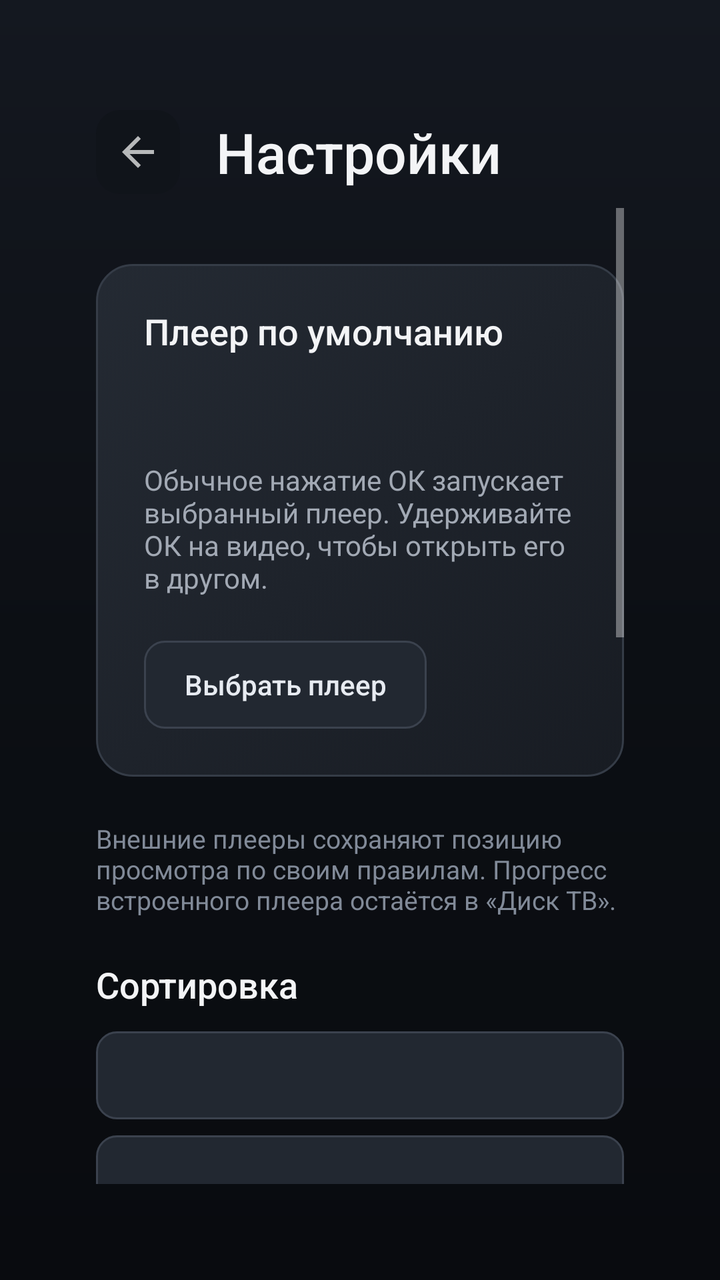
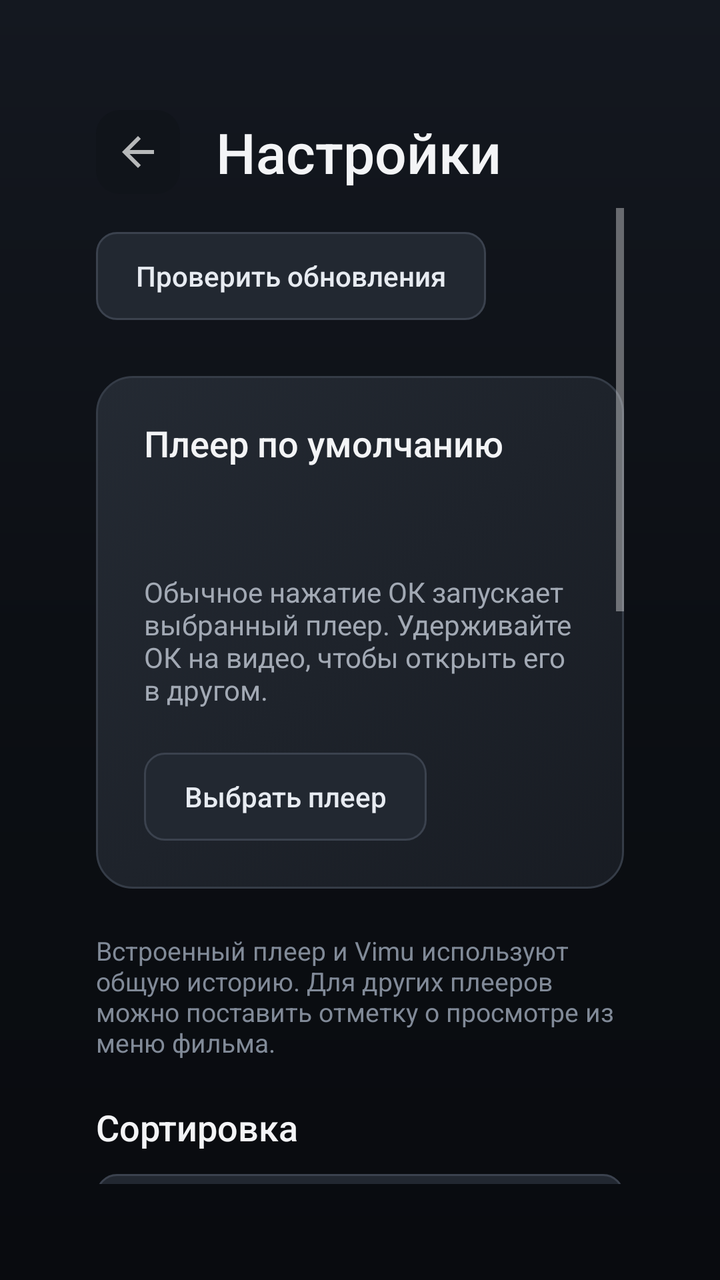

Two renders of the same Android screen: before a commit and after it. Below are the layout's source before the change and the commit's diff.
<!-- AndroidManifest.xml: application theme Theme.DiskTV -->
<!-- res/layout/activity_settings.xml -->
<LinearLayout xmlns:android="http://schemas.android.com/apk/res/android" android:layout_width="match_parent" android:layout_height="match_parent" android:background="@drawable/screen_bg" android:orientation="vertical" android:padding="48dp" android:paddingTop="28dp">
    <LinearLayout android:layout_width="match_parent" android:layout_height="56dp" android:orientation="horizontal" android:gravity="center_vertical">
        <ImageButton android:id="@+id/settingsBack" android:layout_width="42dp" android:layout_height="42dp" android:layout_marginEnd="18dp" android:background="@drawable/focus_tile" android:padding="11dp" android:src="@drawable/ic_up" android:contentDescription="@string/back"/>
        <TextView android:layout_width="match_parent" android:layout_height="wrap_content" android:text="@string/settings" android:textSize="28sp" android:fontFamily="sans-serif-medium" android:textColor="@color/text_white"/>
    </LinearLayout>
    <ScrollView android:layout_width="match_parent" android:layout_height="0dp" android:layout_weight="1"><LinearLayout android:layout_width="match_parent" android:layout_height="wrap_content" android:orientation="vertical">
    <LinearLayout android:layout_width="match_parent" android:layout_height="wrap_content" android:layout_marginTop="28dp" android:background="@drawable/card_bg" android:padding="24dp" android:orientation="vertical">
        <TextView style="@style/SectionTitle" android:text="@string/default_player"/>
        <TextView android:id="@+id/currentPlayer" android:layout_width="match_parent" android:layout_height="wrap_content" android:layout_marginTop="12dp" android:textSize="22sp" android:textColor="@color/text_white"/>
        <TextView android:layout_width="match_parent" android:layout_height="wrap_content" android:layout_marginTop="12dp" android:text="@string/default_player_hint" android:textSize="14sp" android:textColor="@color/text_dim"/>
        <Button android:id="@+id/chooseDefaultPlayer" style="@style/ActionButton" android:layout_width="wrap_content" android:layout_height="44dp" android:layout_marginTop="22dp" android:text="@string/choose_player"/>
    </LinearLayout>
    <TextView android:layout_width="match_parent" android:layout_height="wrap_content" android:layout_marginTop="22dp" android:text="@string/external_progress_hint" android:textSize="13sp" android:textColor="@color/text_mid"/>
    <TextView style="@style/SectionTitle" android:layout_marginTop="24dp" android:text="Сортировка"/>
    <Button android:id="@+id/sortField" style="@style/ActionButton" android:layout_width="match_parent" android:layout_height="44dp" android:layout_marginTop="12dp"/>
    <Button android:id="@+id/sortDirection" style="@style/ActionButton" android:layout_width="match_parent" android:layout_height="44dp" android:layout_marginTop="8dp"/>
    <Button android:id="@+id/sortFolders" style="@style/ActionButton" android:layout_width="match_parent" android:layout_height="44dp" android:layout_marginTop="8dp"/>
    <TextView style="@style/SectionTitle" android:layout_marginTop="28dp" android:text="Встроенный плеер"/>
    <Button android:id="@+id/audioLanguage" style="@style/ActionButton" android:layout_width="match_parent" android:layout_height="44dp" android:layout_marginTop="8dp"/>
    <Button android:id="@+id/subtitleLanguage" style="@style/ActionButton" android:layout_width="match_parent" android:layout_height="44dp" android:layout_marginTop="8dp"/>
    <Button android:id="@+id/subtitleSize" style="@style/ActionButton" android:layout_width="match_parent" android:layout_height="44dp" android:layout_marginTop="8dp"/>
    <Button android:id="@+id/subtitleStyle" style="@style/ActionButton" android:layout_width="match_parent" android:layout_height="44dp" android:layout_marginTop="8dp"/>
    <Button android:id="@+id/seekStep" style="@style/ActionButton" android:layout_width="match_parent" android:layout_height="44dp" android:layout_marginTop="8dp"/>
    <Button android:id="@+id/aspectMode" style="@style/ActionButton" android:layout_width="match_parent" android:layout_height="44dp" android:layout_marginTop="8dp"/>
    <Button android:id="@+id/networkBuffer" style="@style/ActionButton" android:layout_width="match_parent" android:layout_height="44dp" android:layout_marginTop="8dp"/>
    <Button android:id="@+id/frameMatching" style="@style/ActionButton" android:layout_width="match_parent" android:layout_height="44dp" android:layout_marginTop="8dp"/>
    <TextView android:layout_width="match_parent" android:layout_height="wrap_content" android:layout_marginTop="12dp" android:text="Частота подстраивается только в пределах текущего разрешения, если телевизор поддерживает подходящий режим. При смене режима возможно краткое затемнение." android:textSize="12sp" android:textColor="@color/text_dim"/>
    </LinearLayout></ScrollView>
</LinearLayout>
<!-- resources referenced by this layout -->
<resources>
  <color name="text_dim">#A2A9B4</color>
  <color name="text_mid">#818A98</color>
  <color name="text_white">#F3F4F6</color>
  <!-- drawable card_bg (drawable) -->
  <selector xmlns:android="http://schemas.android.com/apk/res/android">
      <item android:state_focused="true"><shape><gradient android:angle="315" android:startColor="#303743" android:endColor="#222831"/><stroke android:width="2dp" android:color="#F0F2F6"/><corners android:radius="18dp"/></shape></item>
      <item><shape><gradient android:angle="315" android:startColor="#242A33" android:endColor="#181C23"/><stroke android:width="1dp" android:color="#353C47"/><corners android:radius="18dp"/></shape></item>
  </selector>
  <!-- drawable focus_tile (drawable) -->
  <selector xmlns:android="http://schemas.android.com/apk/res/android">
      <item android:state_focused="true"><shape><solid android:color="#252B35"/><stroke android:width="2dp" android:color="#E8ECF2"/><corners android:radius="12dp"/></shape></item>
      <item><shape><solid android:color="#10141A"/><corners android:radius="12dp"/></shape></item>
  </selector>
  <!-- drawable ic_up (drawable) -->
  <vector xmlns:android="http://schemas.android.com/apk/res/android" android:width="24dp" android:height="24dp" android:viewportWidth="24" android:viewportHeight="24"><path android:fillColor="#B3FFFFFF" android:fillType="evenOdd" android:pathData="M20,11 H7.83 L13.42,5.41 L12,4 L4,12 L12,20 L13.42,18.59 L7.83,13 H20 Z"/></vector>
  <!-- drawable screen_bg (drawable) -->
  <shape xmlns:android="http://schemas.android.com/apk/res/android"><gradient android:angle="270" android:startColor="#141820" android:centerColor="#0C0F14" android:endColor="#090B0F"/></shape>
  <string name="back">Назад</string>
  <string name="choose_player">Выбрать плеер</string>
  <string name="default_player">Плеер по умолчанию</string>
  <string name="default_player_hint">Обычное нажатие ОК запускает выбранный плеер. Удерживайте ОК на видео, чтобы открыть его в другом.</string>
  <string name="external_progress_hint">Внешние плееры сохраняют позицию просмотра по своим правилам. Прогресс встроенного плеера остаётся в «Диск ТВ».</string>
  <string name="settings">Настройки</string>
  <style name="SectionTitle"><item name="android:layout_width">wrap_content</item><item name="android:layout_height">wrap_content</item><item name="android:textColor">@color/text_white</item><item name="android:textSize">18sp</item><item name="android:fontFamily">sans-serif-medium</item><item name="android:includeFontPadding">false</item></style>
  <style name="Theme.DiskTV" parent="Theme.AppCompat.NoActionBar">
          <item name="android:windowFullscreen">true</item><item name="android:windowBackground">@color/bg</item>
          <item name="android:colorBackground">@color/bg</item><item name="android:fontFamily">sans-serif</item>
          <item name="android:colorAccent">#E1E6EE</item><item name="colorAccent">#E1E6EE</item>
          <item name="android:windowAnimationStyle">@null</item><item name="android:windowLightStatusBar">false</item>
      </style>
  <!-- drawable button_bg (drawable) -->
  <selector xmlns:android="http://schemas.android.com/apk/res/android">
      <item android:state_focused="true"><shape><solid android:color="#F1F3F7"/><corners android:radius="10dp"/></shape></item>
      <item><shape><solid android:color="#222831"/><stroke android:width="1dp" android:color="#3B424E"/><corners android:radius="10dp"/></shape></item>
  </selector>
  <color name="bg">#090B0F</color>
  <!-- unchanged entries left out for length: 1 -->
</resources>

<!-- the commit's change to res/layout/activity_settings.xml (unified diff, before → after) -->
@@ -4,6 +4,9 @@
         <TextView android:layout_width="match_parent" android:layout_height="wrap_content" android:text="@string/settings" android:textSize="28sp" android:fontFamily="sans-serif-medium" android:textColor="@color/text_white"/>
     </LinearLayout>
     <ScrollView android:layout_width="match_parent" android:layout_height="0dp" android:layout_weight="1"><LinearLayout android:layout_width="match_parent" android:layout_height="wrap_content" android:orientation="vertical">
+    <Button android:id="@+id/checkUpdates" style="@style/ActionButton"
+        android:layout_width="wrap_content" android:layout_height="44dp"
+        android:layout_marginTop="12dp" android:text="@string/update_check"/>
     <LinearLayout android:layout_width="match_parent" android:layout_height="wrap_content" android:layout_marginTop="28dp" android:background="@drawable/card_bg" android:padding="24dp" android:orientation="vertical">
         <TextView style="@style/SectionTitle" android:text="@string/default_player"/>
         <TextView android:id="@+id/currentPlayer" android:layout_width="match_parent" android:layout_height="wrap_content" android:layout_marginTop="12dp" android:textSize="22sp" android:textColor="@color/text_white"/>
<!-- resource entries referenced after the edit -->
@@ -21,8 +21,9 @@
   <string name="choose_player">Выбрать плеер</string>
   <string name="default_player">Плеер по умолчанию</string>
   <string name="default_player_hint">Обычное нажатие ОК запускает выбранный плеер. Удерживайте ОК на видео, чтобы открыть его в другом.</string>
-  <string name="external_progress_hint">Внешние плееры сохраняют позицию просмотра по своим правилам. Прогресс встроенного плеера остаётся в «Диск ТВ».</string>
+  <string name="external_progress_hint">Встроенный плеер и Vimu используют общую историю. Для других плееров можно поставить отметку о просмотре из меню фильма.</string>
   <string name="settings">Настройки</string>
+  <string name="update_check">Проверить обновления</string>
   <style name="SectionTitle"><item name="android:layout_width">wrap_content</item><item name="android:layout_height">wrap_content</item><item name="android:textColor">@color/text_white</item><item name="android:textSize">18sp</item><item name="android:fontFamily">sans-serif-medium</item><item name="android:includeFontPadding">false</item></style>
   <style name="Theme.DiskTV" parent="Theme.AppCompat.NoActionBar">
           <item name="android:windowFullscreen">true</item><item name="android:windowBackground">@color/bg</item>
